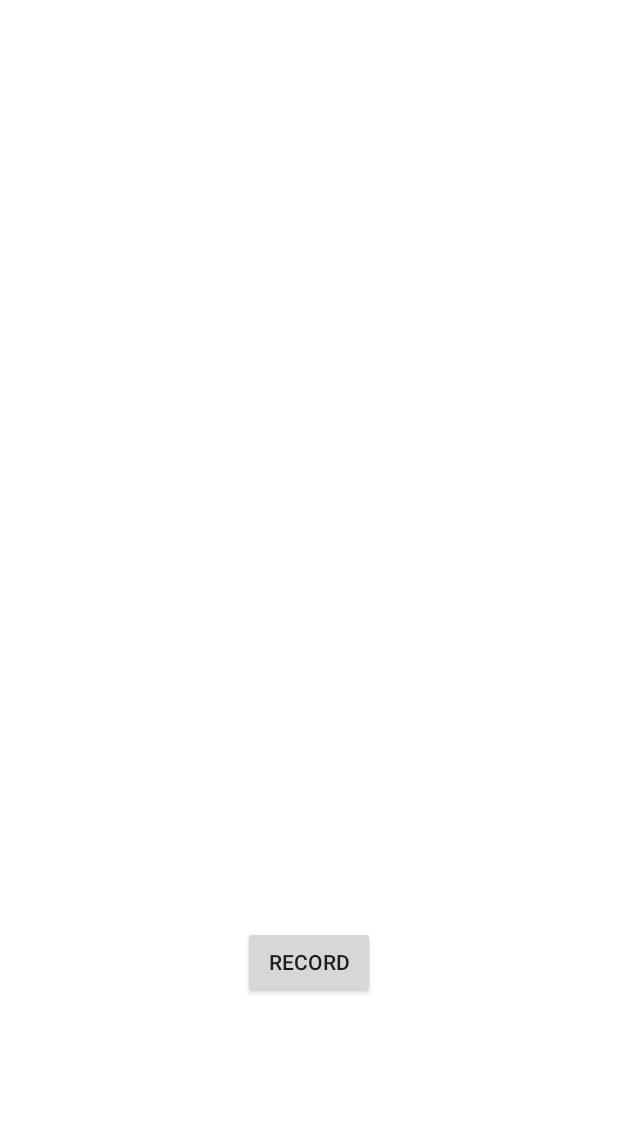
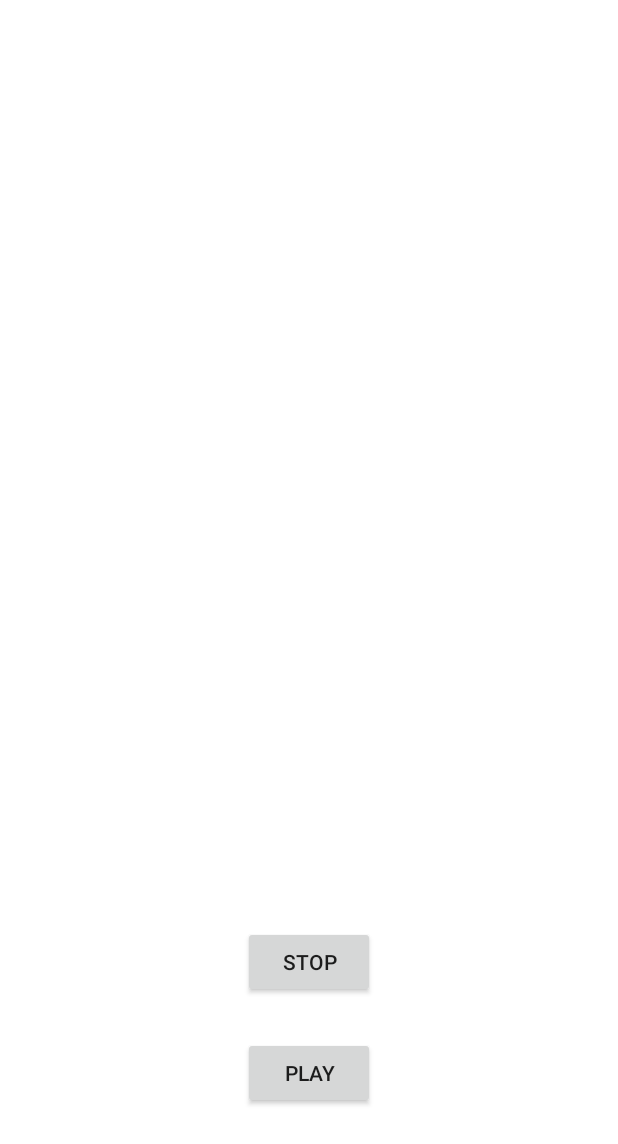
Before and after one commit to BurkeO/Final_Year_Project_App, an Android app: the screen it shows after launch (MainActivity), after a tap on "RECORD", on a phone screen of 412 x 824 dp. Shown: the top 1144 px of the screen. Run offline under Robolectric (Android 15) with nearby library versions, the phone set to English and light mode, and no system bars.

Commit message:
have it recording and playing back cached audio

```diff
--- a/app/src/main/java/burke/owen/fyp/AudioRecorder.java
+++ b/app/src/main/java/burke/owen/fyp/AudioRecorder.java
@@ -1,5 +1,6 @@
 package burke.owen.fyp;
 
+import android.content.pm.PackageManager;
 import android.os.Bundle;
 import android.view.LayoutInflater;
 import android.view.View;
@@ -15,6 +16,9 @@ import androidx.fragment.app.Fragment;
  */
 public class AudioRecorder extends Fragment
 {
+
+    private static final int REQUEST_RECORD_AUDIO_PERMISSION = 200;
+    private boolean permissionToRecordAccepted = false;
 
     public AudioRecorder()
     {
@@ -39,6 +43,18 @@ public class AudioRecorder extends Fragment
     public void onRequestPermissionsResult(int requestCode, @NonNull String[] permissions, @NonNull int[] grantResults)
     {
         super.onRequestPermissionsResult(requestCode, permissions, grantResults);
+        if (requestCode == REQUEST_RECORD_AUDIO_PERMISSION)
+        {
+            permissionToRecordAccepted = grantResults[0] == PackageManager.PERMISSION_GRANTED;
+        }
+        if (!permissionToRecordAccepted)
+            finish();
+
+    }
+
+    private void finish()
+    {
+        //TODO do something if permission not granted
     }
 
     @Override
@@ -52,12 +68,6 @@ public class AudioRecorder extends Fragment
                              Bundle savedInstanceState)
     {
         // Inflate the layout for this fragment
-        View view = inflater.inflate(R.layout.fragment_audio_recorder, container, false);
-        RecordButton recordButton = (RecordButton) view.findViewById(R.id.record_button);
-        recordButton.setOnClickListener(buttonView -> {
-            RecordButton button = (RecordButton)buttonView;
-            button.change_text();
-        });
-        return view;
+        return inflater.inflate(R.layout.fragment_audio_recorder, container, false);
     }
 }
--- a/app/src/main/java/burke/owen/fyp/MainActivity.java
+++ b/app/src/main/java/burke/owen/fyp/MainActivity.java
@@ -1,20 +1,25 @@
 package burke.owen.fyp;
 
+import android.Manifest;
 import android.os.Bundle;
 import android.view.Menu;
 import android.view.MenuItem;
 
 import androidx.appcompat.app.AppCompatActivity;
+import androidx.core.app.ActivityCompat;
 
 public class MainActivity extends AppCompatActivity
 {
+    private final String[] permissions = {Manifest.permission.RECORD_AUDIO};
+    private static final int REQUEST_RECORD_AUDIO_PERMISSION = 200;
+
     @Override
     protected void onCreate(Bundle savedInstanceState)
     {
         super.onCreate(savedInstanceState);
+        ActivityCompat.requestPermissions(this, permissions, REQUEST_RECORD_AUDIO_PERMISSION);
         setContentView(R.layout.activity_main);
     }
-    //
 
     @Override
     public boolean onCreateOptionsMenu(Menu menu)
--- /dev/null
+++ b/app/src/main/java/burke/owen/fyp/PlayButton.java
@@ -0,0 +1,77 @@
+package burke.owen.fyp;
+
+import android.content.Context;
+import android.media.MediaPlayer;
+import android.util.AttributeSet;
+import android.util.Log;
+
+import androidx.annotation.NonNull;
+import androidx.annotation.Nullable;
+
+import java.io.IOException;
+
+public class PlayButton extends androidx.appcompat.widget.AppCompatButton
+{
+    private static final String START_STRING = "Play";
+    private static final String STOP_STRING = "Stop";
+    private static final String LOG_TAG = "PlayButton";
+    private MediaPlayer player = null;
+    private boolean isPlaying = false;
+    final OnClickListener clicker = view -> {
+        onPlay(isPlaying);
+        change_text();
+    };
+
+    public PlayButton(@NonNull Context context, @Nullable AttributeSet attrs)
+    {
+        super(context, attrs);
+        setOnClickListener(clicker);
+    }
+
+    private void onPlay(boolean isPlaying)
+    {
+        if (isPlaying)
+        {
+            stopPlaying();
+            this.isPlaying = false;
+        }
+        else
+        {
+            startPlaying();
+            this.isPlaying = true;
+        }
+    }
+
+    public void change_text()
+    {
+        if (isPlaying)
+        {
+            this.setText(PlayButton.STOP_STRING);
+        }
+        else
+        {
+            this.setText(PlayButton.START_STRING);
+        }
+    }
+
+    private void startPlaying()
+    {
+        player = new MediaPlayer();
+        try
+        {
+            player.setDataSource(this.getContext().getExternalCacheDir().getAbsolutePath()+"/temp.3gp");
+            player.prepare();
+            player.start();
+        }
+        catch (IOException e)
+        {
+            Log.e(LOG_TAG, e.getMessage());
+        }
+    }
+
+    private void stopPlaying()
+    {
+        player.release();
+        player = null;
+    }
+}
--- a/app/src/main/java/burke/owen/fyp/RecordButton.java
+++ b/app/src/main/java/burke/owen/fyp/RecordButton.java
@@ -1,17 +1,45 @@
 package burke.owen.fyp;
 
 import android.content.Context;
+import android.media.MediaRecorder;
 import android.util.AttributeSet;
+import android.util.Log;
+
+import java.io.IOException;
 
 public class RecordButton extends androidx.appcompat.widget.AppCompatButton
 {
-    private static final String RECORD_STRING = "Record";
+    private static final String START_STRING = "Record";
     private static final String STOP_STRING = "Stop";
+    private static final String LOG_TAG = "RecordButton";
     private boolean isRecording = false;
+    private MediaRecorder recorder = null;
+
+    final OnClickListener clicker = view -> {
+        onRecord(isRecording);
+        this.change_text();
+    };
+
 
     public RecordButton(Context context, AttributeSet attrs)
     {
         super(context, attrs);
+        setOnClickListener(clicker);
+    }
+
+
+    private void onRecord(boolean isRecording)
+    {
+        if (isRecording)
+        {
+            stopRecording();
+            this.isRecording = false;
+        }
+        else
+        {
+            startRecording();
+            this.isRecording = true;
+        }
     }
 
     public void change_text()
@@ -19,12 +47,37 @@ public class RecordButton extends androidx.appcompat.widget.AppCompatButton
         if (isRecording)
         {
             this.setText(RecordButton.STOP_STRING);
-            this.isRecording = false;
         }
         else
         {
-            this.setText(RecordButton.RECORD_STRING);
-            this.isRecording = true;
+            this.setText(RecordButton.START_STRING);
         }
     }
+
+
+    private void startRecording()
+    {
+        recorder = new MediaRecorder();
+        recorder.setAudioSource(MediaRecorder.AudioSource.MIC);
+        recorder.setOutputFormat(MediaRecorder.OutputFormat.THREE_GPP);
+        recorder.setOutputFile(this.getContext().getExternalCacheDir().getAbsolutePath()+"/temp.3gp");
+        recorder.setAudioEncoder(MediaRecorder.AudioEncoder.AMR_NB);
+
+        try
+        {
+            recorder.prepare();
+            recorder.start();
+        }
+        catch (IOException e)
+        {
+            Log.e(LOG_TAG, e.getMessage());
+        }
+    }
+
+    private void stopRecording()
+    {
+        recorder.stop();
+        recorder.release();
+        recorder = null;
+    }
 }
--- a/app/src/main/res/layout/fragment_audio_recorder.xml
+++ b/app/src/main/res/layout/fragment_audio_recorder.xml
@@ -18,4 +18,15 @@
         app:layout_constraintTop_toTopOf="parent"
         app:layout_constraintVertical_bias="0.8" />
 
+    <burke.owen.fyp.PlayButton
+        android:id="@+id/play_button"
+        android:layout_width="wrap_content"
+        android:layout_height="wrap_content"
+        android:text="@string/play"
+        app:layout_constraintBottom_toBottomOf="parent"
+        app:layout_constraintStart_toStartOf="@+id/record_button"
+        app:layout_constraintTop_toBottomOf="@+id/record_button"
+        app:layout_constraintVertical_bias="0.25" />
+
+
 </androidx.constraintlayout.widget.ConstraintLayout>
--- a/app/src/main/res/values/strings.xml
+++ b/app/src/main/res/values/strings.xml
@@ -4,4 +4,5 @@
     <!-- Strings used for fragments for navigation -->
 
     <string name="record">Record</string>
+    <string name="play">Play</string>
 </resources>
```
